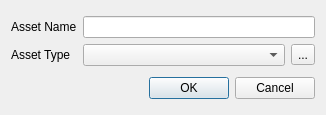
code-google-com/oyprojectmanager, file oyProjectManager/ui/create_asset_dialog.ui: the form before one commit.
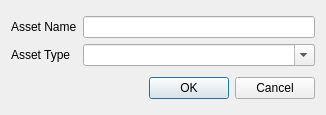
The form after the commit.

Patch:
```diff
--- a/oyProjectManager/ui/create_asset_dialog.ui
+++ b/oyProjectManager/ui/create_asset_dialog.ui
@@ -39,12 +39,9 @@
      <item row="1" column="1">
       <layout class="QHBoxLayout" name="horizontalLayout">
        <item>
-        <widget class="QComboBox" name="asset_types_comboBox"/>
-       </item>
-       <item>
-        <widget class="QToolButton" name="add_new_type_toolButton">
-         <property name="text">
-          <string>...</string>
+        <widget class="QComboBox" name="asset_types_comboBox">
+         <property name="editable">
+          <bool>true</bool>
          </property>
         </widget>
        </item>
```
